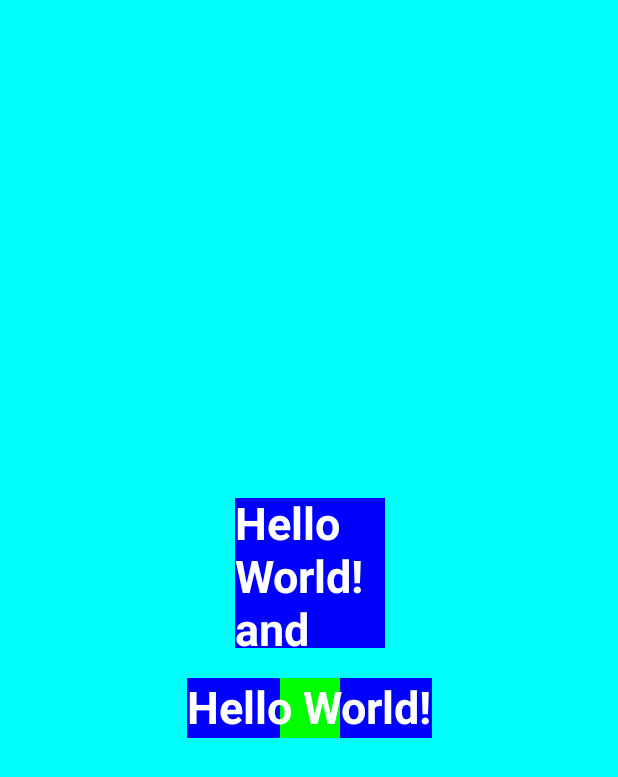
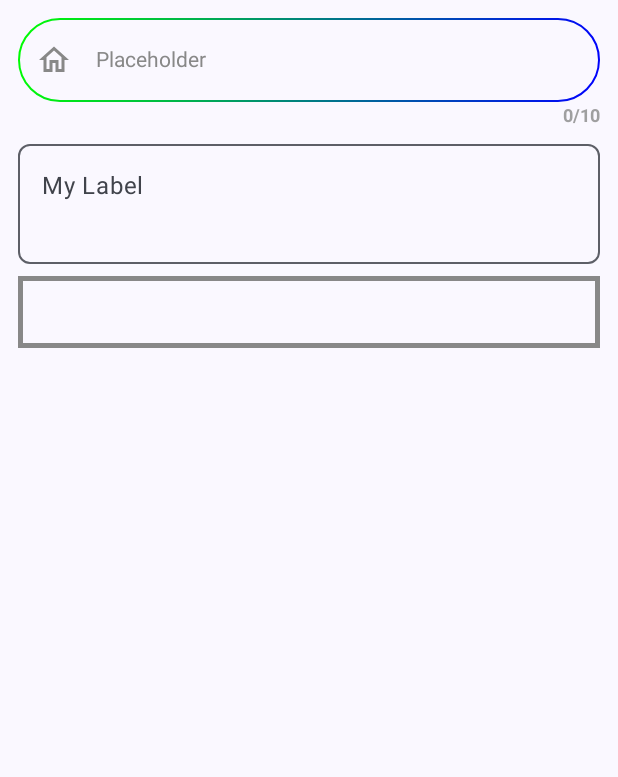
Before and after one commit to Fikrimulya23/Jetpack-Compose-Stevdza-San, an Android app built with Jetpack Compose: the screen it shows after launch (MainActivity), on a phone screen of 412 x 824 dp. Shown: the top 777 px of the screen. Run offline under Robolectric (Android 15) with nearby library versions, the phone set to English and light mode, and no system bars.

Commit message:
add Superscript, Expandable Card & TextField

```diff
--- a/app/src/main/java/com/fikrimulya/tutorialstevdza_san/MainActivity.kt
+++ b/app/src/main/java/com/fikrimulya/tutorialstevdza_san/MainActivity.kt
@@ -6,12 +6,8 @@ import androidx.activity.compose.setContent
 import androidx.compose.foundation.layout.fillMaxSize
 import androidx.compose.material3.MaterialTheme
 import androidx.compose.material3.Surface
-import androidx.compose.material3.Text
-import androidx.compose.runtime.Composable
 import androidx.compose.ui.Modifier
-import androidx.compose.ui.tooling.preview.Preview
-import com.fikrimulya.tutorialstevdza_san.tutorial.BoxView
-import com.fikrimulya.tutorialstevdza_san.tutorial.TextCustomizationView
+import com.fikrimulya.tutorialstevdza_san.tutorial.TextFieldExample
 import com.fikrimulya.tutorialstevdza_san.ui.theme.TutorialStevdzaSanTheme
 
 class MainActivity : ComponentActivity() {
@@ -24,7 +20,7 @@ class MainActivity : ComponentActivity() {
                     modifier = Modifier.fillMaxSize(),
                     color = MaterialTheme.colorScheme.background
                 ) {
-                    BoxView()
+                    TextFieldExample()
                 }
             }
         }
--- /dev/null
+++ b/app/src/main/java/com/fikrimulya/tutorialstevdza_san/tutorial/7.TextField.kt
@@ -0,0 +1,183 @@
+package com.fikrimulya.tutorialstevdza_san.tutorial
+
+import androidx.compose.foundation.BorderStroke
+import androidx.compose.foundation.border
+import androidx.compose.foundation.layout.Column
+import androidx.compose.foundation.layout.Spacer
+import androidx.compose.foundation.layout.fillMaxSize
+import androidx.compose.foundation.layout.fillMaxWidth
+import androidx.compose.foundation.layout.height
+import androidx.compose.foundation.layout.padding
+import androidx.compose.foundation.shape.RoundedCornerShape
+import androidx.compose.foundation.text.BasicTextField
+import androidx.compose.foundation.text.KeyboardOptions
+import androidx.compose.material.icons.Icons
+import androidx.compose.material.icons.outlined.Home
+import androidx.compose.material3.Icon
+import androidx.compose.material3.MaterialTheme
+import androidx.compose.material3.OutlinedTextField
+import androidx.compose.material3.Surface
+import androidx.compose.material3.Text
+import androidx.compose.material3.TextField
+import androidx.compose.material3.TextFieldDefaults
+import androidx.compose.runtime.Composable
+import androidx.compose.runtime.getValue
+import androidx.compose.runtime.mutableStateOf
+import androidx.compose.runtime.remember
+import androidx.compose.runtime.setValue
+import androidx.compose.ui.Alignment
+import androidx.compose.ui.Modifier
+import androidx.compose.ui.graphics.Brush
+import androidx.compose.ui.graphics.Color
+import androidx.compose.ui.text.TextStyle
+import androidx.compose.ui.text.font.FontWeight
+import androidx.compose.ui.text.input.ImeAction
+import androidx.compose.ui.text.input.KeyboardCapitalization
+import androidx.compose.ui.text.input.KeyboardType
+import androidx.compose.ui.tooling.preview.Preview
+import androidx.compose.ui.unit.dp
+import androidx.compose.ui.unit.sp
+
+@Composable
+fun TextFieldExample() {
+    Column(
+        modifier = Modifier.padding(12.dp)
+    ) {
+        TextFieldComposable()
+        Spacer(modifier = Modifier.height(4.dp))
+        OutlinedTextFieldComposable()
+        Spacer(modifier = Modifier.height(8.dp))
+        BasicTextFieldComposable()
+    }
+}
+
+@Composable
+fun TextFieldComposable() {
+    var textValue by remember {
+        mutableStateOf("")
+    }
+    Column(
+        horizontalAlignment = Alignment.End
+    ) {
+        TextField(
+            modifier = Modifier
+                .fillMaxWidth()
+                .border(
+                    BorderStroke(
+                        width = 1.dp,
+                        brush = Brush.linearGradient(
+                            listOf(Color.Green, Color.Blue)
+                        ),
+                    ),
+                    shape = RoundedCornerShape(50.dp),
+                ),
+            shape = RoundedCornerShape(50.dp),
+            value = textValue,
+            onValueChange = {
+                newValue ->
+                    if (newValue.length <= 10) {
+                        textValue = newValue
+                    }
+            },
+            leadingIcon = {
+                Icon(
+                    imageVector = Icons.Outlined.Home,
+                    contentDescription = "Home Icon",
+                    tint = Color.Gray
+                    )
+            },
+            placeholder = {
+                Text(
+                    text = "Placeholder",
+                    style = TextStyle(
+                        color = Color.Gray
+                    ),
+                )
+            },
+            colors = TextFieldDefaults.colors(
+                focusedIndicatorColor = Color.Transparent,
+                disabledIndicatorColor = Color.Transparent,
+                unfocusedIndicatorColor = Color.Transparent,
+                errorIndicatorColor = Color.Transparent,
+                focusedContainerColor = Color.Transparent,
+                disabledContainerColor = Color.Transparent,
+                unfocusedContainerColor = Color.Transparent,
+                errorContainerColor = Color.Transparent,
+            ),
+            keyboardOptions = KeyboardOptions(
+                keyboardType = KeyboardType.Number,
+                imeAction = ImeAction.Done,
+            ),
+        )
+        Spacer(modifier = Modifier.height(2.dp))
+        Text(text = "${textValue.length}/10",
+            style = TextStyle(
+                fontWeight = FontWeight.Bold,
+                fontSize = 12.sp,
+                color = Color.Gray.copy(alpha = 0.8f)
+            )
+        )
+    }
+}
+
+@Composable
+fun OutlinedTextFieldComposable() {
+    var textValue by remember {
+        mutableStateOf("")
+    }
+    OutlinedTextField(
+        modifier = Modifier.fillMaxWidth(),
+        shape = RoundedCornerShape(8.dp),
+        value = textValue,
+        onValueChange = { newValue -> textValue = newValue },
+        maxLines = 5,
+        label = {
+            Text(text = "My Label")
+        },
+        minLines = 2,
+        keyboardOptions = KeyboardOptions(
+            capitalization = KeyboardCapitalization.Words,
+        )
+    )
+}
+
+@Composable
+fun BasicTextFieldComposable() {
+    var textValue by remember {
+        mutableStateOf("")
+    }
+
+    BasicTextField(
+        modifier = Modifier
+            .fillMaxWidth()
+            .border(
+                width = 3.dp,
+                color = Color.Gray,
+
+            )
+            .padding(16.dp)
+        ,
+        value = textValue,
+        onValueChange = {
+            newValue -> textValue = newValue
+        },
+        maxLines = 1,
+        keyboardOptions = KeyboardOptions(
+            imeAction = ImeAction.Send,
+            keyboardType = KeyboardType.Email,
+
+        )
+    )
+}
+
+@Preview(showBackground = true)
+@Composable
+fun TextFieldExamplePreview() {
+    Surface(
+        modifier = Modifier
+            .fillMaxSize(),
+        color = MaterialTheme.colorScheme.background,
+    ) {
+        TextFieldExample()
+    }
+}
--- a/app/src/main/java/com/fikrimulya/tutorialstevdza_san/ui/theme/Theme.kt
+++ b/app/src/main/java/com/fikrimulya/tutorialstevdza_san/ui/theme/Theme.kt
@@ -50,7 +50,7 @@ fun TutorialStevdzaSanTheme(
             if (darkTheme) dynamicDarkColorScheme(context) else dynamicLightColorScheme(context)
         }
 
-        darkTheme -> DarkColorScheme
+        // darkTheme -> DarkColorScheme
         else -> LightColorScheme
     }
     val view = LocalView.current
```
Also changed, not shown: app/src/main/java/com/fikrimulya/tutorialstevdza_san/tutorial/5.SuperscriptSubscriptText.kt (+24 -1 lines), app/src/main/java/com/fikrimulya/tutorialstevdza_san/tutorial/6.ExpandableCard.kt (added, +107 -0 lines).
